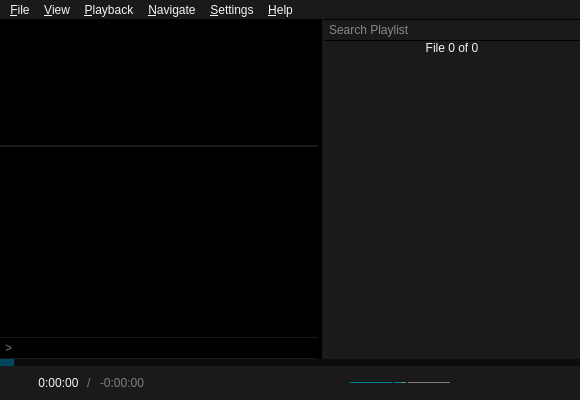
First picture: the form in src/ui/mainwindow.ui, repository u8sand/Baka-MPlayer, before the edit.
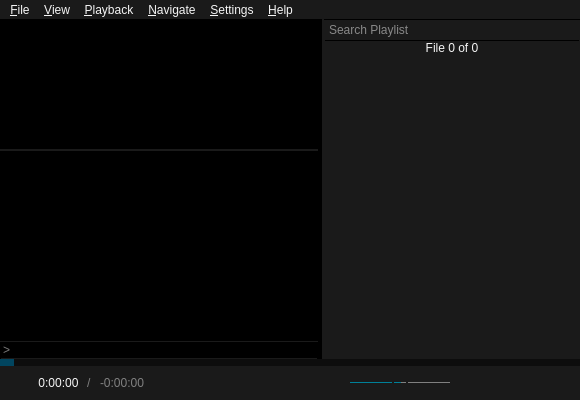
Second picture: the form after the edit. Icons and pictures are not drawn. Custom widgets are drawn as their Qt base class.

Patch:
```diff
--- a/src/ui/mainwindow.ui
+++ b/src/ui/mainwindow.ui
@@ -79,8 +79,8 @@
 }
 
 #inputLineEdit {
-	font: 12px &quot;Courier New&quot;,monospace;
-	padding: 2px;
+	font: 11px &quot;Courier New&quot;,monospace;
+	/*padding: 2px;*/
 	border-style: solid;
 	border-width: 1px;
 	border-color: #1A1A1A black;
```
